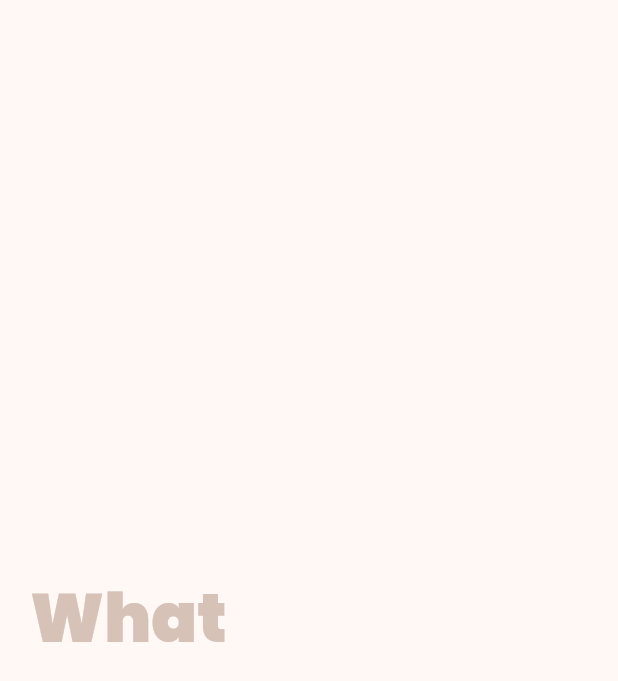
After one commit to zTomz/Today, a Flutter app: the IntroAnimationPage screen opened directly, on a phone screen of 412 x 824 dp. The commit adds this screen. Shown: the top 681 px of the screen. Run offline on Flutter 3.47's test engine with Material 3 defaults, Android fonts, the light colour scheme and no system bars; our stand-ins replace flutter_animate, flutter_hooks, google_fonts, hooks_riverpod, logger, shared_preferences and 2 more; missing offline and left inert: qweather_icons; accounts and stored records are empty.

```diff
--- /dev/null
+++ b/minimalist_weather/lib/pages/intro_animation_page/intro_animation_page.dart
@@ -0,0 +1,78 @@
+import 'package:flutter/material.dart';
+import 'package:flutter_hooks/flutter_hooks.dart';
+import 'package:minimalist_weather/config/constants.dart';
+
+class IntroAnimationPage extends HookWidget {
+  const IntroAnimationPage({super.key});
+
+  @override
+  Widget build(BuildContext context) {
+    final wordProgress = useState<int>(1);
+
+    // FIXME: Timer doesnt work
+    // final _ = Timer.periodic(
+    //   AnimationDurations.animationLong,
+    //   (timer) {
+    //     wordProgress.value += 1;
+
+    //     if (wordProgress.value > 6) {
+    //       timer.cancel();
+    //       logger.i("Timer cancelled");
+    //       Navigator.of(context).push(
+    //         MaterialPageRoute(
+    //           builder: (context) {
+    //             return const CitiesPage();
+    //           },
+    //         ),
+    //       );
+    //     }
+    //   },
+    // );
+
+    final screenSize = MediaQuery.sizeOf(context);
+
+    return Scaffold(
+      body: Center(
+        child: SizedBox(
+          width: screenSize.width - Spacing.extraLarge,
+          child: RichText(
+            textAlign: TextAlign.left,
+            text: TextSpan(
+              style: Theme.of(context).textTheme.displayMedium!.copyWith(
+                    fontWeight: FontWeight.w900,
+                    color: Theme.of(context).colorScheme.outlineVariant,
+                  ),
+              children: [
+                if (wordProgress.value >= 1)
+                  const TextSpan(
+                    text: "What ",
+                  ),
+                if (wordProgress.value >= 2)
+                  const TextSpan(
+                    text: "is\n",
+                  ),
+                if (wordProgress.value >= 3)
+                  const TextSpan(
+                    text: "the ",
+                  ),
+                if (wordProgress.value >= 4)
+                  const TextSpan(
+                    text: "weather ",
+                  ),
+                if (wordProgress.value >= 5)
+                  const TextSpan(
+                    text: "like\n",
+                  ),
+                if (wordProgress.value >= 6)
+                  TextSpan(
+                    text: "today?",
+                    style: Theme.of(context).textTheme.displayLarge,
+                  ),
+              ],
+            ),
+          ),
+        ),
+      ),
+    );
+  }
+}
```
Also changed, not shown: minimalist_weather/lib/pages/detail_page/detail_page.dart (+3 -22 lines), minimalist_weather/lib/pages/intro_animation_page/hooks/timer_hook.dart (added, +61 -0 lines), minimalist_weather/pubspec.lock.
